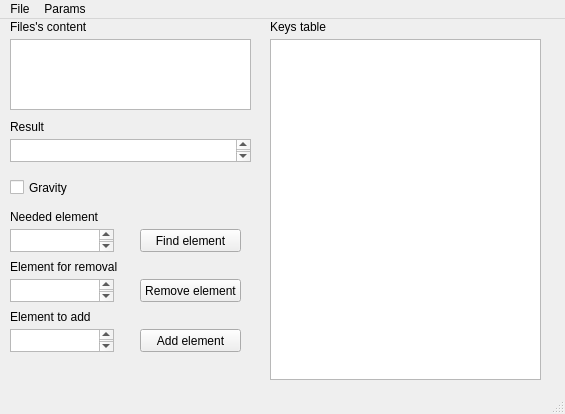
This is incedent_tree/mainwindow.ui in Nn0wn/garbage as Qt 5 draws it before an edit. The edited form follows.
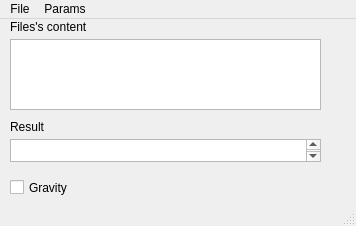
This is the edited form.

```diff
--- a/incedent_tree/mainwindow.ui
+++ b/incedent_tree/mainwindow.ui
@@ -6,8 +6,8 @@
    <rect>
     <x>0</x>
     <y>0</y>
-    <width>565</width>
-    <height>414</height>
+    <width>356</width>
+    <height>226</height>
    </rect>
   </property>
   <property name="windowTitle">
@@ -32,7 +32,7 @@
      <rect>
       <x>10</x>
       <y>20</y>
-      <width>241</width>
+      <width>311</width>
       <height>71</height>
      </rect>
     </property>
@@ -61,7 +61,7 @@
      <rect>
       <x>10</x>
       <y>120</y>
-      <width>241</width>
+      <width>311</width>
       <height>23</height>
      </rect>
     </property>
@@ -82,137 +82,6 @@
      <string>Result</string>
     </property>
    </widget>
-   <widget class="QTextEdit" name="textEdit_2">
-    <property name="geometry">
-     <rect>
-      <x>10</x>
-      <y>210</y>
-      <width>104</width>
-      <height>23</height>
-     </rect>
-    </property>
-   </widget>
-   <widget class="QLabel" name="label_2">
-    <property name="geometry">
-     <rect>
-      <x>10</x>
-      <y>190</y>
-      <width>141</width>
-      <height>16</height>
-     </rect>
-    </property>
-    <property name="text">
-     <string>Needed element</string>
-    </property>
-   </widget>
-   <widget class="QTableWidget" name="tableWidget">
-    <property name="geometry">
-     <rect>
-      <x>270</x>
-      <y>20</y>
-      <width>271</width>
-      <height>341</height>
-     </rect>
-    </property>
-   </widget>
-   <widget class="QLabel" name="label_4">
-    <property name="geometry">
-     <rect>
-      <x>270</x>
-      <y>0</y>
-      <width>141</width>
-      <height>16</height>
-     </rect>
-    </property>
-    <property name="text">
-     <string>Keys table</string>
-    </property>
-   </widget>
-   <widget class="QTextEdit" name="textEdit_4">
-    <property name="geometry">
-     <rect>
-      <x>10</x>
-      <y>260</y>
-      <width>104</width>
-      <height>23</height>
-     </rect>
-    </property>
-   </widget>
-   <widget class="QPushButton" name="pushButton">
-    <property name="geometry">
-     <rect>
-      <x>140</x>
-      <y>260</y>
-      <width>101</width>
-      <height>23</height>
-     </rect>
-    </property>
-    <property name="text">
-     <string>Remove element</string>
-    </property>
-   </widget>
-   <widget class="QLabel" name="label_5">
-    <property name="geometry">
-     <rect>
-      <x>10</x>
-      <y>240</y>
-      <width>141</width>
-      <height>16</height>
-     </rect>
-    </property>
-    <property name="text">
-     <string>Element for removal</string>
-    </property>
-   </widget>
-   <widget class="QPushButton" name="pushButton_2">
-    <property name="geometry">
-     <rect>
-      <x>140</x>
-      <y>210</y>
-      <width>101</width>
-      <height>23</height>
-     </rect>
-    </property>
-    <property name="text">
-     <string>Find element</string>
-    </property>
-   </widget>
-   <widget class="QTextEdit" name="textEdit_5">
-    <property name="geometry">
-     <rect>
-      <x>10</x>
-      <y>310</y>
-      <width>104</width>
-      <height>23</height>
-     </rect>
-    </property>
-   </widget>
-   <widget class="QLabel" name="label_6">
-    <property name="geometry">
-     <rect>
-      <x>10</x>
-      <y>290</y>
-      <width>141</width>
-      <height>16</height>
-     </rect>
-    </property>
-    <property name="text">
-     <string>Element to add</string>
-    </property>
-   </widget>
-   <widget class="QPushButton" name="pushButton_3">
-    <property name="geometry">
-     <rect>
-      <x>140</x>
-      <y>310</y>
-      <width>101</width>
-      <height>23</height>
-     </rect>
-    </property>
-    <property name="text">
-     <string>Add element</string>
-    </property>
-   </widget>
   </widget>
   <widget class="QStatusBar" name="statusBar"/>
   <widget class="QMenuBar" name="menuBar">
@@ -220,7 +89,7 @@
     <rect>
      <x>0</x>
      <y>0</y>
-     <width>565</width>
+     <width>356</width>
      <height>21</height>
     </rect>
    </property>
```
